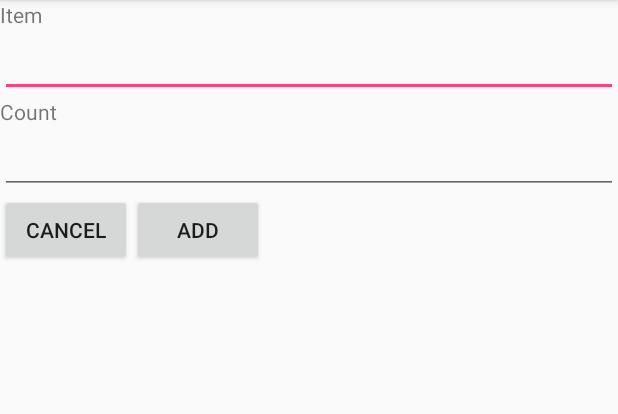
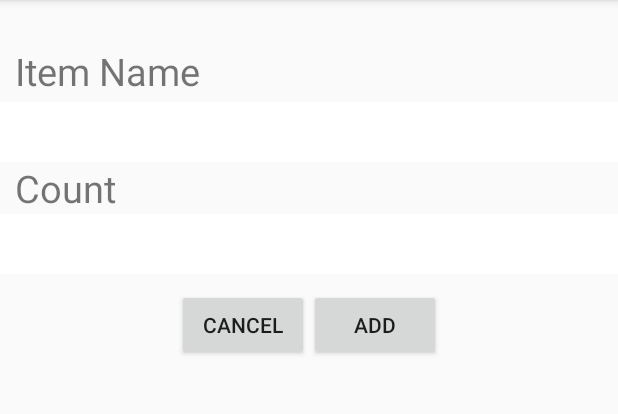
Before and after one commit to InventariumApp/inventarium-android, an Android app: the ManualInput screen opened directly, with no data from a screen before it, on a phone screen of 412 x 824 dp, the part 84-498 px from its top. Run offline under Robolectric (Android 15) with nearby library versions, the phone set to English and light mode, and no system bars; our stand-ins replace Firebase (no records; nobody signed in at launch, a user with empty details on screens opened directly).

Commit message:
edited manual input:

```diff
--- a/app/src/main/java/com/inventariumapp/inventarium/Activities/MainActivity.java
+++ b/app/src/main/java/com/inventariumapp/inventarium/Activities/MainActivity.java
@@ -118,7 +118,6 @@ public class MainActivity extends AppCompatActivity
     }
 
     public void onManualClick(View v) {
-        Log.i("onManualClick", Integer.toString(tabLayout.getSelectedTabPosition()));
         Intent intent = new Intent(this, ManualInput.class);
         intent.putExtra("message", Integer.toString(tabLayout.getSelectedTabPosition()));
         startActivity(intent);
--- a/app/src/main/java/com/inventariumapp/inventarium/Activities/ManualInput.java
+++ b/app/src/main/java/com/inventariumapp/inventarium/Activities/ManualInput.java
@@ -6,6 +6,7 @@ import android.os.Bundle;
 import android.util.Log;
 import android.view.View;
 import android.widget.EditText;
+import android.widget.Toast;
 
 import com.google.firebase.database.DatabaseReference;
 import com.google.firebase.database.FirebaseDatabase;
@@ -38,6 +39,14 @@ public class ManualInput extends AppCompatActivity {
 
         EditText count = (EditText)findViewById(R.id.count);
         EditText name = (EditText)findViewById(R.id.name);
+        if (name.getText().toString().matches("")) {
+            Toast.makeText(this, "You did not enter a item name", Toast.LENGTH_SHORT).show();
+            return;
+        }
+        if (count.getText().toString().matches("")) {
+            Toast.makeText(this, "You did not enter a count", Toast.LENGTH_SHORT).show();
+            return;
+        }
         Item item = new Item(name.getText().toString(), Integer.parseInt(count.getText().toString()),"iphoneaccount@gmail,com");
         if (message.equals("0")) {
             mFirebaseDatabaseReference = FirebaseDatabase.getInstance().getReference("lists").child("iphoneaccount@gmail,com").child("pantry-list");
--- a/app/src/main/res/layout/activity_manual_input.xml
+++ b/app/src/main/res/layout/activity_manual_input.xml
@@ -9,45 +9,54 @@
     <LinearLayout
         android:layout_width="match_parent"
         android:layout_height="match_parent"
-        android:orientation="vertical">
-
+        android:orientation="vertical"
+        android:layout_marginTop="30dp">
 
         <TextView
             android:layout_width="wrap_content"
             android:layout_height="wrap_content"
-            android:text="Item"/>
+            android:layout_marginLeft="10dp"
+            android:textSize="25sp"
+            android:text="@string/manual_name"/>
 
         <EditText
             android:id="@+id/name"
+            android:background="@color/White"
             android:layout_width="match_parent"
-            android:layout_height="wrap_content" />
+            android:layout_height="40dp"
+            android:layout_marginTop="3dp"/>
 
         <TextView
             android:layout_width="wrap_content"
             android:layout_height="wrap_content"
-            android:text="Count"/>
+            android:layout_marginLeft="10dp"
+            android:textSize="25sp"
+            android:text="@string/manual_count"/>
 
         <EditText
             android:id="@+id/count"
             android:layout_width="match_parent"
-            android:layout_height="wrap_content"
+            android:layout_height="40dp"
+            android:background="@color/White"
             android:inputType="number"/>
 
         <LinearLayout
             android:layout_width="wrap_content"
             android:layout_height="wrap_content"
-            android:orientation="horizontal">
+            android:orientation="horizontal"
+            android:layout_marginTop="10dp"
+            android:layout_gravity="center">
 
             <Button
                 android:layout_width="wrap_content"
                 android:layout_height="wrap_content"
-                android:text="cancel"
+                android:text="@string/manual_cancel"
                 android:onClick="clickCancel"/>
 
             <Button
                 android:layout_width="wrap_content"
                 android:layout_height="wrap_content"
-                android:text="add"
+                android:text="@string/manual_add"
                 android:onClick="clickAdd"/>
 
         </LinearLayout>
--- a/app/src/main/res/values/strings.xml
+++ b/app/src/main/res/values/strings.xml
@@ -8,6 +8,10 @@
     <string name="hello_blank_fragment">Hello blank fragment</string>
     <string name="title_activity_main3">Main3Activity</string>
     <string name="manual_input">Add An Item...</string>
+    <string name="manual_name">Item Name</string>
+    <string name="manual_count">Count</string>
+    <string name="manual_add">Add</string>
+    <string name="manual_cancel">Cancel</string>
     <string name="button_undo">UNDO</string>
     <string name="title_activity_sign_in">SignInActivity</string>
     <string name="sign_in">Sign In</string>
```
